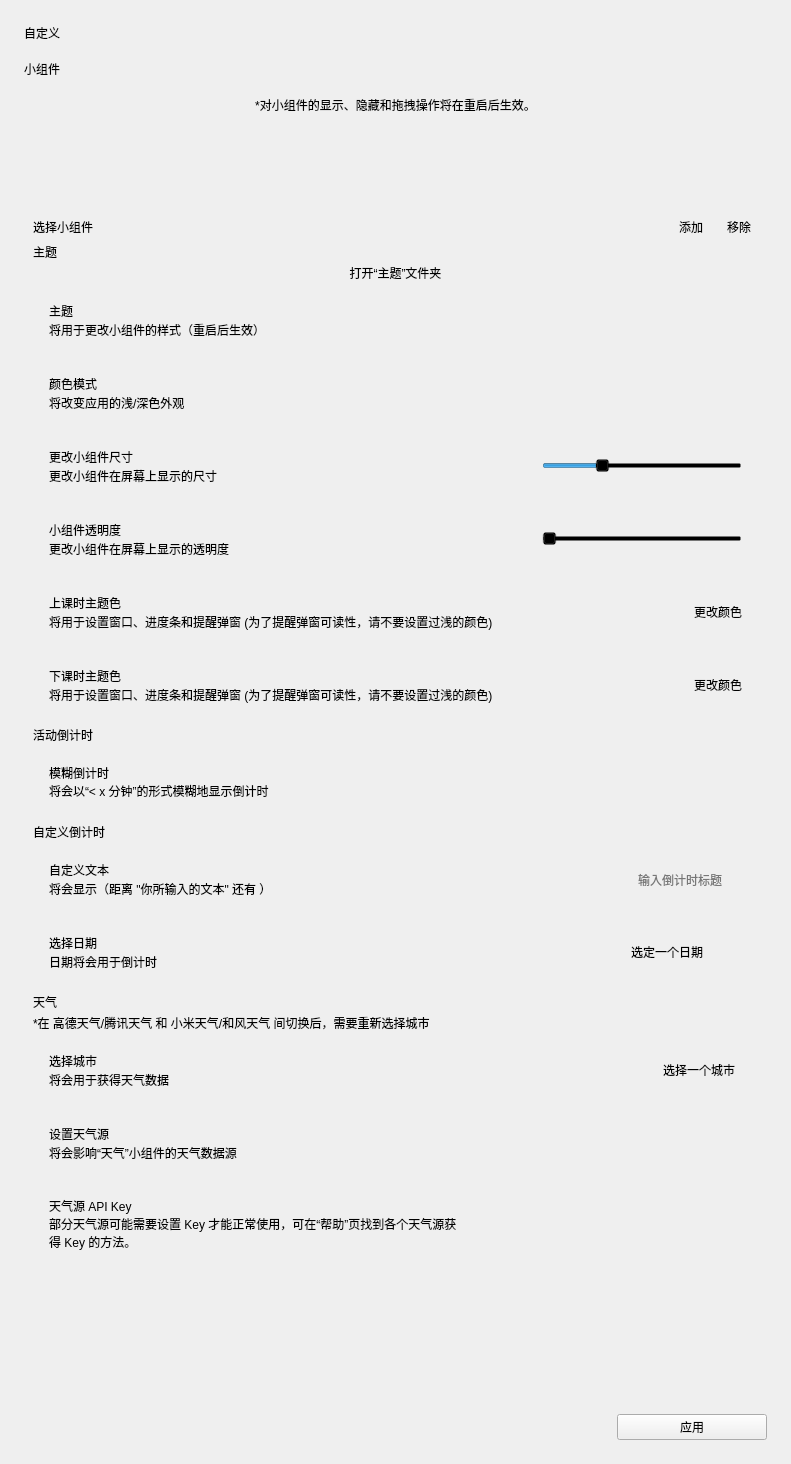
Before: the Qt Designer form menu-custom.ui in yhlhoh/Class-Widgets, drawn with Qt 5.
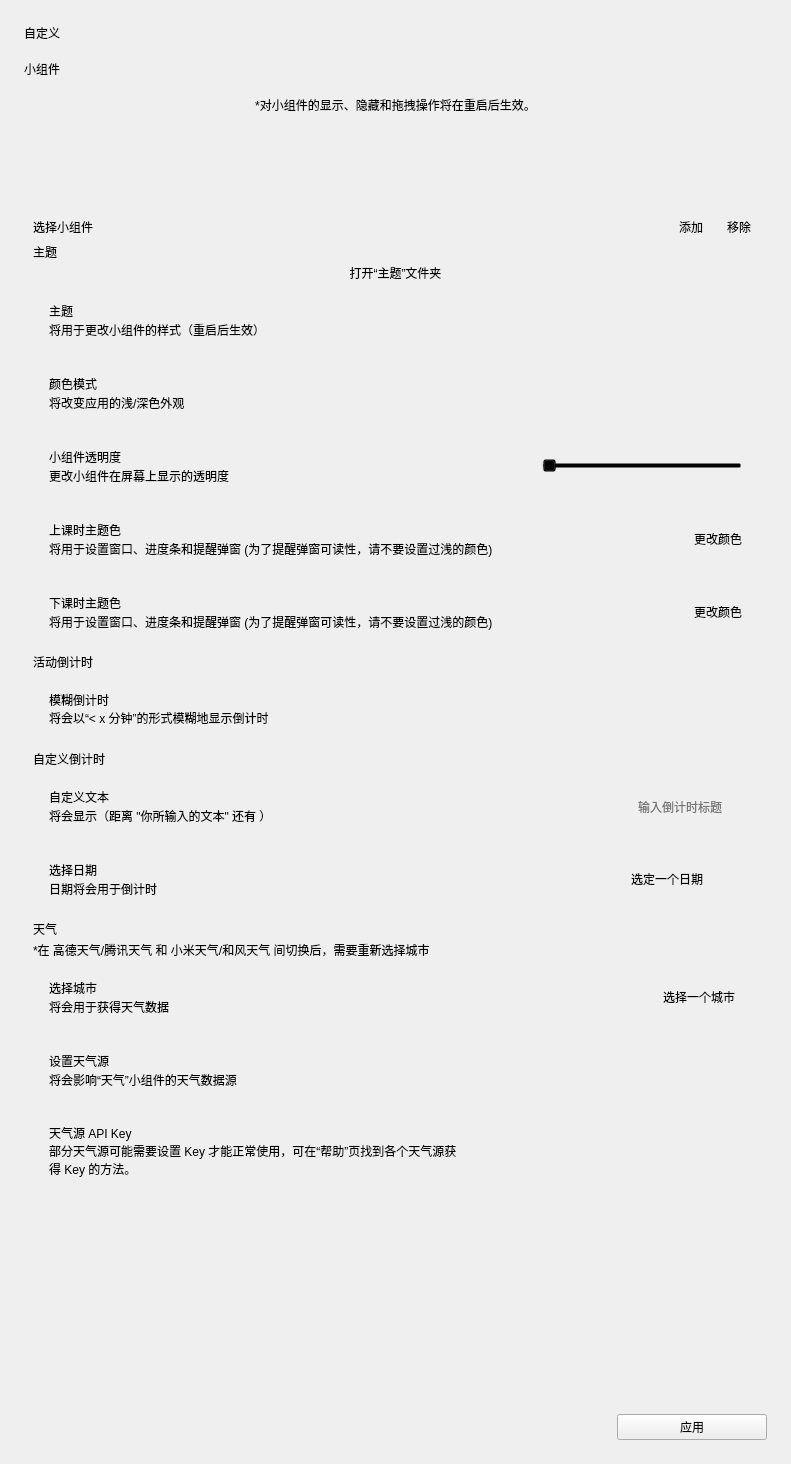
After: the same form once the commit is applied. Custom widgets are drawn as their Qt base class.

Commit message: feat.auto check update with system notification push, adjusted about page.

What changed in the file:
```diff
--- a/menu-custom.ui
+++ b/menu-custom.ui
@@ -80,7 +80,7 @@
         <x>0</x>
         <y>0</y>
         <width>743</width>
-        <height>1261</height>
+        <height>1205</height>
        </rect>
       </property>
       <layout class="QVBoxLayout" name="verticalLayout_9">
@@ -338,108 +338,6 @@
            </layout>
           </widget>
          </item>
-         <item>
-          <widget class="CardWidget" name="CardWidget_13">
-           <property name="minimumSize">
-            <size>
-             <width>0</width>
-             <height>70</height>
-            </size>
-           </property>
-           <layout class="QHBoxLayout" name="horizontalLayout_13">
-            <property name="leftMargin">
-             <number>16</number>
-            </property>
-            <property name="topMargin">
-             <number>16</number>
-            </property>
-            <property name="rightMargin">
-             <number>16</number>
-            </property>
-            <property name="bottomMargin">
-             <number>16</number>
-            </property>
-            <item>
-             <layout class="QVBoxLayout" name="verticalLayout_17">
-              <property name="spacing">
-               <number>0</number>
-              </property>
-              <item>
-               <widget class="StrongBodyLabel" name="StrongBodyLabel_13">
-                <property name="text">
-                 <string>更改小组件尺寸</string>
-                </property>
-               </widget>
-              </item>
-              <item>
-               <widget class="CaptionLabel" name="CaptionLabel_12">
-                <property name="text">
-                 <string>更改小组件在屏幕上显示的尺寸</string>
-                </property>
-                <property name="lightColor" stdset="0">
-                 <color alpha="150">
-                  <red>0</red>
-                  <green>0</green>
-                  <blue>0</blue>
-                 </color>
-                </property>
-                <property name="darkColor" stdset="0">
-                 <color alpha="200">
-                  <red>255</red>
-                  <green>255</green>
-                  <blue>255</blue>
-                 </color>
-                </property>
-               </widget>
-              </item>
-             </layout>
-            </item>
-            <item>
-             <widget class="Slider" name="slider_size">
-              <property name="sizePolicy">
-               <sizepolicy hsizetype="Expanding" vsizetype="Fixed">
-                <horstretch>0</horstretch>
-                <verstretch>0</verstretch>
-               </sizepolicy>
-              </property>
-              <property name="minimumSize">
-               <size>
-                <width>100</width>
-                <height>0</height>
-               </size>
-              </property>
-              <property name="maximumSize">
-               <size>
-                <width>200</width>
-                <height>16777215</height>
-               </size>
-              </property>
-              <property name="minimum">
-               <number>6</number>
-              </property>
-              <property name="maximum">
-               <number>20</number>
-              </property>
-              <property name="singleStep">
-               <number>1</number>
-              </property>
-              <property name="pageStep">
-               <number>5</number>
-              </property>
-              <property name="value">
-               <number>10</number>
-              </property>
-              <property name="sliderPosition">
-               <number>10</number>
-              </property>
-              <property name="orientation">
-               <enum>Qt::Horizontal</enum>
-              </property>
-             </widget>
-            </item>
-           </layout>
-          </widget>
-         </item>
          <item>
           <widget class="CardWidget" name="CardWidget_10">
            <property name="minimumSize">
```
The commit also changes 14 other files.
